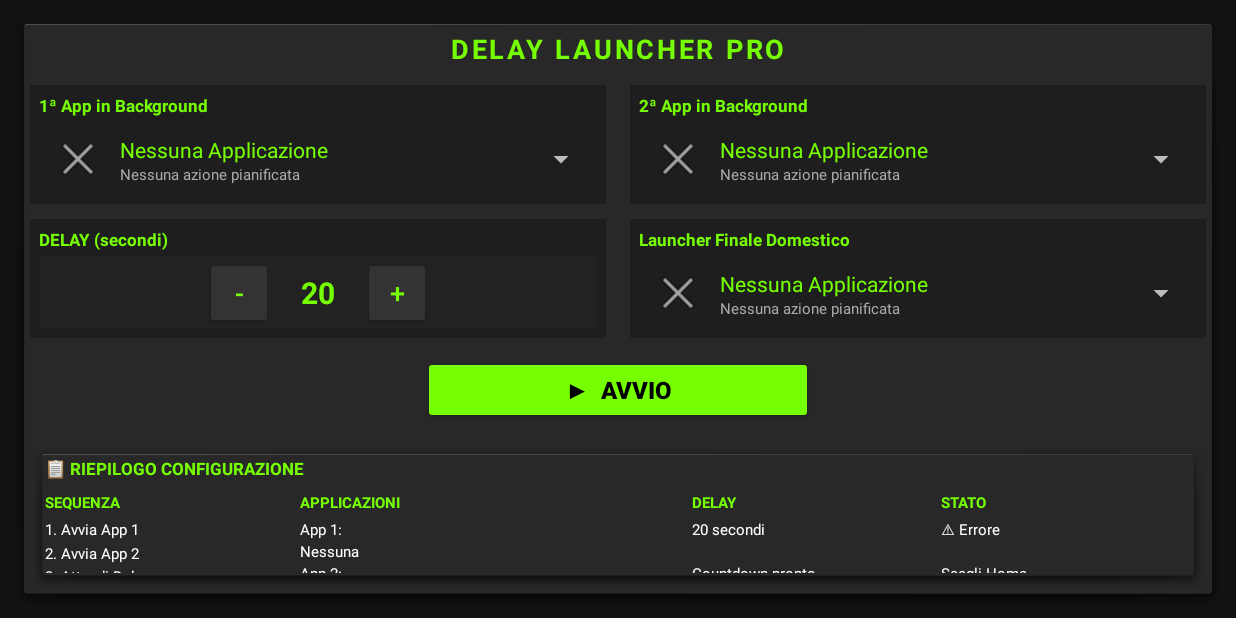
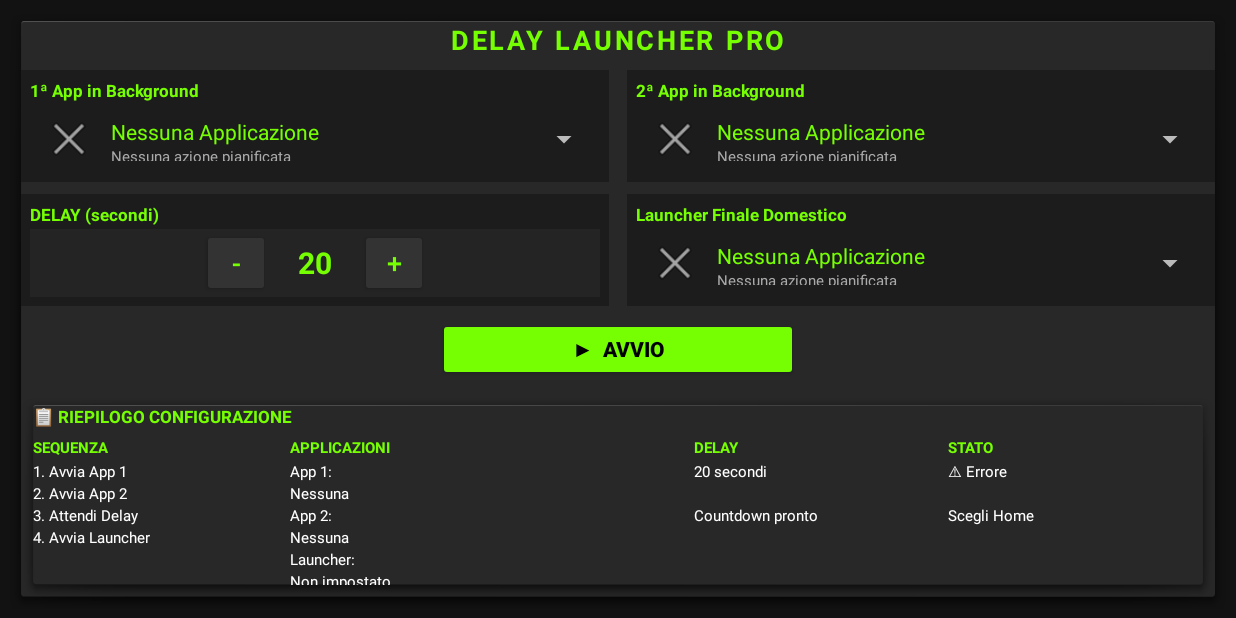
Before and after one commit to relief66/Delay_Launcher_Improve, an Android app: the screen it shows after launch (MainActivity), on a phone screen of 824 x 412 dp (held sideways). Run offline under Robolectric (Android 15) with nearby library versions, the light colour scheme and no system bars.

Commit message:
Refactor layout and add countdown feature
Adjusted padding and margins for various UI elements. Added a new countdown layout with a progress bar and countdown text.

```diff
--- a/app/src/main/res/layout/activity_main.xml
+++ b/app/src/main/res/layout/activity_main.xml
@@ -4,25 +4,18 @@
     android:layout_width="match_parent"
     android:layout_height="match_parent"
     android:background="#121212"
-    android:padding="8dp">
-
-    <ImageView
-        android:layout_width="360dp"
-        android:layout_height="360dp"
-        android:src="@mipmap/ic_launcher"
-        android:layout_centerInParent="true"
-        android:alpha="0.10"
-        android:importantForAccessibility="no" />
+    android:padding="6dp">
 
     <LinearLayout
+        android:id="@+id/layout_configurazione"
         android:layout_width="match_parent"
         android:layout_height="match_parent"
         android:orientation="vertical"
-        android:padding="12dp"
-        android:background="@android:drawable/dialog_holo_dark_frame">
+        android:padding="8dp"
+        android:background="@android:drawable/dialog_holo_dark_frame"
+        android:visibility="visible">
 
         <TextView
-            android:id="@+id/tv_titolo_app"
             android:layout_width="wrap_content"
             android:layout_height="wrap_content"
             android:text="DELAY LAUNCHER PRO"
@@ -30,22 +23,22 @@
             android:textSize="18sp"
             android:textStyle="bold"
             android:layout_gravity="center_horizontal"
-            android:layout_marginBottom="12dp"
+            android:layout_marginBottom="8dp"
             android:letterSpacing="0.1" />
 
         <LinearLayout
             android:layout_width="match_parent"
             android:layout_height="wrap_content"
             android:orientation="horizontal"
-            android:layout_marginBottom="10dp">
+            android:layout_marginBottom="8dp">
 
             <LinearLayout
                 android:layout_width="0dp"
                 android:layout_height="wrap_content"
                 android:layout_weight="1"
                 android:orientation="vertical"
-                android:layout_marginEnd="8dp"
-                android:background="#A61A1A1A"
+                android:layout_marginEnd="6dp"
+                android:background="#D91A1A1A"
                 android:padding="6dp">
                 <TextView
                     android:layout_width="wrap_content"
@@ -57,8 +50,8 @@
                 <Spinner
                     android:id="@+id/spinner_app1"
                     android:layout_width="match_parent"
-                    android:layout_height="48dp"
-                    android:layout_marginTop="4dp"
+                    android:layout_height="45dp"
+                    android:layout_marginTop="2dp"
                     android:spinnerMode="dropdown" />
             </LinearLayout>
 
@@ -67,8 +60,8 @@
                 android:layout_height="wrap_content"
                 android:layout_weight="1"
                 android:orientation="vertical"
-                android:layout_marginStart="8dp"
-                android:background="#A61A1A1A"
+                android:layout_marginStart="6dp"
+                android:background="#D91A1A1A"
                 android:padding="6dp">
                 <TextView
                     android:layout_width="wrap_content"
@@ -80,8 +73,8 @@
                 <Spinner
                     android:id="@+id/spinner_app2"
                     android:layout_width="match_parent"
-                    android:layout_height="48dp"
-                    android:layout_marginTop="4dp"
+                    android:layout_height="45dp"
+                    android:layout_marginTop="2dp"
                     android:spinnerMode="dropdown" />
             </LinearLayout>
         </LinearLayout>
@@ -90,15 +83,15 @@
             android:layout_width="match_parent"
             android:layout_height="wrap_content"
             android:orientation="horizontal"
-            android:layout_marginBottom="12dp">
+            android:layout_marginBottom="8dp">
 
             <LinearLayout
                 android:layout_width="0dp"
                 android:layout_height="wrap_content"
                 android:layout_weight="1"
                 android:orientation="vertical"
-                android:layout_marginEnd="8dp"
-                android:background="#A61A1A1A"
+                android:layout_marginEnd="6dp"
+                android:background="#D91A1A1A"
                 android:padding="6dp">
                 <TextView
                     android:layout_width="wrap_content"
@@ -109,11 +102,11 @@
                     android:textStyle="bold" />
                 <LinearLayout
                     android:layout_width="match_parent"
-                    android:layout_height="48dp"
+                    android:layout_height="45dp"
                     android:orientation="horizontal"
                     android:gravity="center"
-                    android:layout_marginTop="4dp"
-                    android:background="#A6262626">
+                    android:layout_marginTop="2dp"
+                    android:background="#D9262626">
                     <Button
                         android:id="@+id/btn_minus"
                         android:layout_width="45dp"
@@ -149,8 +142,8 @@
                 android:layout_height="wrap_content"
                 android:layout_weight="1"
                 android:orientation="vertical"
-                android:layout_marginStart="8dp"
-                android:background="#A61A1A1A"
+                android:layout_marginStart="6dp"
+                android:background="#D91A1A1A"
                 android:padding="6dp">
                 <TextView
                     android:layout_width="wrap_content"
@@ -162,31 +155,31 @@
                 <Spinner
                     android:id="@+id/spinner_launcher"
                     android:layout_width="match_parent"
-                    android:layout_height="48dp"
-                    android:layout_marginTop="4dp"
+                    android:layout_height="45dp"
+                    android:layout_marginTop="2dp"
                     android:spinnerMode="dropdown" />
             </LinearLayout>
         </LinearLayout>
 
         <Button
             android:id="@+id/btn_avvio"
-            android:layout_width="260dp"
-            android:layout_height="45dp"
+            android:layout_width="240dp"
+            android:layout_height="42dp"
             android:layout_gravity="center_horizontal"
             android:text="▶  AVVIO"
-            android:textSize="16sp"
+            android:textSize="14sp"
             android:textStyle="bold"
             android:textColor="#000000"
             android:backgroundTint="#76FF03"
-            android:layout_marginBottom="12dp" />
+            android:layout_marginBottom="8dp" />
 
         <LinearLayout
             android:layout_width="match_parent"
-            android:layout_height="match_parent"
+            android:layout_height="0dp"
+            android:layout_weight="1"
             android:orientation="vertical"
             android:background="@android:drawable/dialog_holo_dark_frame"
-            android:padding="10dp">
-
+            android:padding="8dp">
             <TextView
                 android:layout_width="wrap_content"
                 android:layout_height="wrap_content"
@@ -194,13 +187,11 @@
                 android:textColor="#76FF03"
                 android:textSize="11sp"
                 android:textStyle="bold"
-                android:layout_marginBottom="8dp" />
-
+                android:layout_marginBottom="6dp" />
             <LinearLayout
                 android:layout_width="match_parent"
                 android:layout_height="match_parent"
                 android:orientation="horizontal">
-
                 <LinearLayout
                     android:layout_width="0dp"
                     android:layout_height="match_parent"
@@ -213,7 +204,7 @@
                         android:textColor="#76FF03"
                         android:textSize="10sp"
                         android:textStyle="bold"
-                        android:layout_marginBottom="4dp"/>
+                        android:layout_marginBottom="2dp"/>
                     <TextView
                         android:id="@+id/tv_col_sequenza"
                         android:layout_width="match_parent"
@@ -221,16 +212,15 @@
                         android:text="1. Avvia App 1\n2. Avvia App 2\n3. Attendi Delay\n4. Avvia Launcher"
                         android:textColor="#FFFFFF"
                         android:textSize="10sp"
-                        android:lineSpacingMultiplier="1.3" />
+                        android:lineSpacingMultiplier="1.2" />
                 </LinearLayout>
-
                 <LinearLayout
                     android:layout_width="0dp"
                     android:layout_height="match_parent"
                     android:layout_weight="1.6"
                     android:orientation="vertical"
-                    android:paddingLeft="4dp"
-                    android:paddingRight="4dp">
+                    android:paddingLeft="2dp"
+                    android:paddingRight="2dp">
                     <TextView
                         android:layout_width="wrap_content"
                         android:layout_height="wrap_content"
@@ -238,7 +228,7 @@
                         android:textColor="#76FF03"
                         android:textSize="10sp"
                         android:textStyle="bold"
-                        android:layout_marginBottom="4dp"/>
+                        android:layout_marginBottom="2dp"/>
                     <TextView
                         android:id="@+id/tv_col_applicazioni"
                         android:layout_width="match_parent"
@@ -248,7 +238,6 @@
                         android:textSize="10sp"
                         android:lineSpacingMultiplier="1.2" />
                 </LinearLayout>
-
                 <LinearLayout
                     android:layout_width="0dp"
                     android:layout_height="match_parent"
@@ -261,7 +250,7 @@
                         android:textColor="#76FF03"
                         android:textSize="10sp"
                         android:textStyle="bold"
-                        android:layout_marginBottom="4dp"/>
+                        android:layout_marginBottom="2dp"/>
                     <TextView
                         android:id="@+id/tv_col_delay"
                         android:layout_width="match_parent"
@@ -271,7 +260,6 @@
                         android:textSize="10sp"
                         android:lineSpacingMultiplier="1.2" />
                 </LinearLayout>
-
                 <LinearLayout
                     android:layout_width="0dp"
                     android:layout_height="match_parent"
@@ -284,7 +272,7 @@
                         android:textColor="#76FF03"
                         android:textSize="10sp"
                         android:textStyle="bold"
-                        android:layout_marginBottom="4dp"/>
+                        android:layout_marginBottom="2dp"/>
                     <TextView
                         android:id="@+id/tv_col_stato"
                         android:layout_width="match_parent"
@@ -297,4 +285,78 @@
             </LinearLayout>
         </LinearLayout>
     </LinearLayout>
+
+    <RelativeLayout
+        android:id="@+id/layout_countdown"
+        android:layout_width="match_parent"
+        android:layout_height="match_parent"
+        android:background="#121212"
+        android:visibility="gone">
+
+        <ImageView
+            android:id="@+id/iv_countdown_bg"
+            android:layout_width="match_parent"
+            android:layout_height="match_parent"
+            android:src="@mipmap/ic_launcher"
+            android:scaleType="centerInside"
+            android:alpha="0.30"
+            android:importantForAccessibility="no" />
+
+        <RelativeLayout
+            android:id="@+id/container_cerchio"
+            android:layout_width="260dp"
+            android:layout_height="260dp"
+            android:layout_centerInParent="true">
+
+            <ProgressBar
+                android:id="@+id/progress_circolare"
+                style="?android:attr/progressBarStyleHorizontal"
+                android:layout_width="match_parent"
+                android:layout_height="match_parent"
+                android:indeterminate="false"
+                android:max="100"
+                android:progress="100"
+                android:progressDrawable="@drawable/circular_progress" />
+
+            <LinearLayout
+                android:layout_width="wrap_content"
+                android:layout_height="wrap_content"
+                android:orientation="vertical"
+                android:layout_centerInParent="true"
+                android:gravity="center">
+
+                <TextView
+                    android:id="@+id/tv_countdown_big"
+                    android:layout_width="wrap_content"
+                    android:layout_height="wrap_content"
+                    android:text="20"
+                    android:textColor="#76FF03"
+                    android:textSize="80sp"
+                    android:textStyle="bold"
+                    android:includeFontPadding="false" />
+
+                <TextView
+                    android:layout_width="wrap_content"
+                    android:layout_height="wrap_content"
+                    android:text="sec"
+                    android:textColor="#76FF03"
+                    android:textSize="22sp"
+                    android:textStyle="bold"
+                    android:layout_marginTop="-5dp" />
+            </LinearLayout>
+        </RelativeLayout>
+
+        <TextView
+            android:layout_width="wrap_content"
+            android:layout_height="wrap_content"
+            android:layout_below="@id/container_cerchio"
+            android:layout_centerHorizontal="true"
+            android:layout_marginTop="25dp"
+            android:text="Tocca lo schermo per annullare"
+            android:textColor="#FFFFFF"
+            android:textSize="18sp"
+            android:textStyle="normal"
+            android:shadowColor="#000000"
+            android:shadowRadius="4" />
+    </RelativeLayout>
 </RelativeLayout>
```
